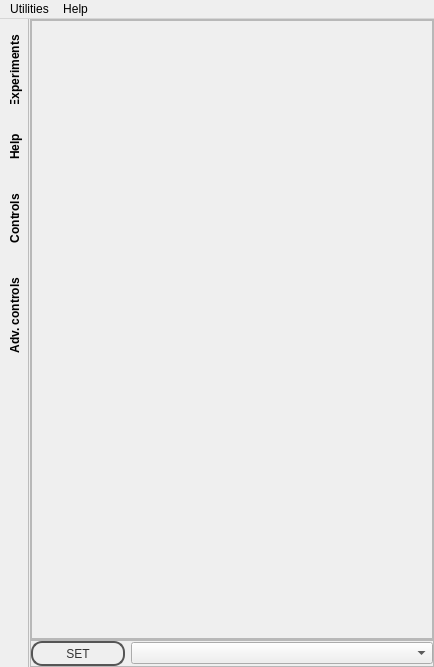
Above: SEEL/templates/single_col_exp.ui from jithinbp/SEELablet before the change. Below: the same form after it.
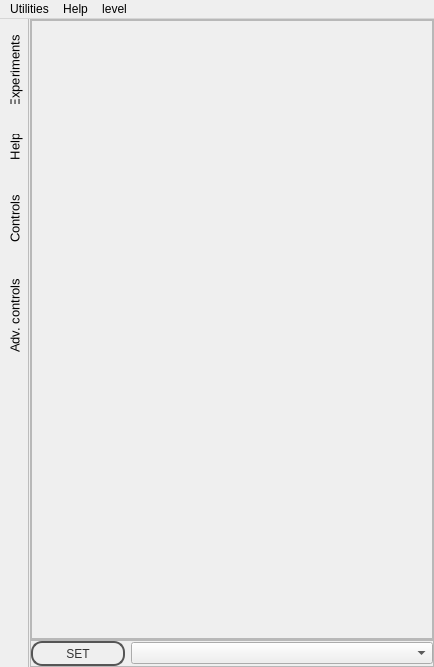
That is the form after the change. The open tabs and pages were chosen to show the change.

Diff of the .ui file:
```diff
--- a/SEEL/templates/single_col_exp.ui
+++ b/SEEL/templates/single_col_exp.ui
@@ -51,13 +51,13 @@
 padding-top: 15px;padding-bottom:15px;
 background: qradialgradient(cx: 0.3, cy: -0.4,
 fx: 0.3, fy: -0.4,
-radius: 1.35, stop: 0 #fff, stop: 1 #aaa);
+radius: 1.2, stop: 0 #fff, stop: 1 #aaa);
 width: 30px;
-font-weight: bold;
+font-size: 13px;
 }
 QTabBar::tab:selected {
 color: #000;
-border-top-left-radius: 5px;
+border-top-left-radius: 20px;
 border-bottom-left-radius: 5px;
 background: qradialgradient(cx: 0.3, cy: -0.4,
 fx: 0.3, fy: -0.4,
@@ -577,10 +577,17 @@
     <property name="title">
      <string>Help</string>
     </property>
-    <addaction name="actionIPython"/>
+   </widget>
+   <widget class="QMenu" name="menuLevel">
+    <property name="title">
+     <string>level</string>
+    </property>
+    <addaction name="actionBasic"/>
+    <addaction name="actionAdvanced"/>
    </widget>
    <addaction name="menuUtilities"/>
    <addaction name="menuHelp"/>
+   <addaction name="menuLevel"/>
   </widget>
   <action name="actionIPython_Console">
    <property name="text">
```
Left out of the diff: 125 changed lines with no effect on the pictures.
